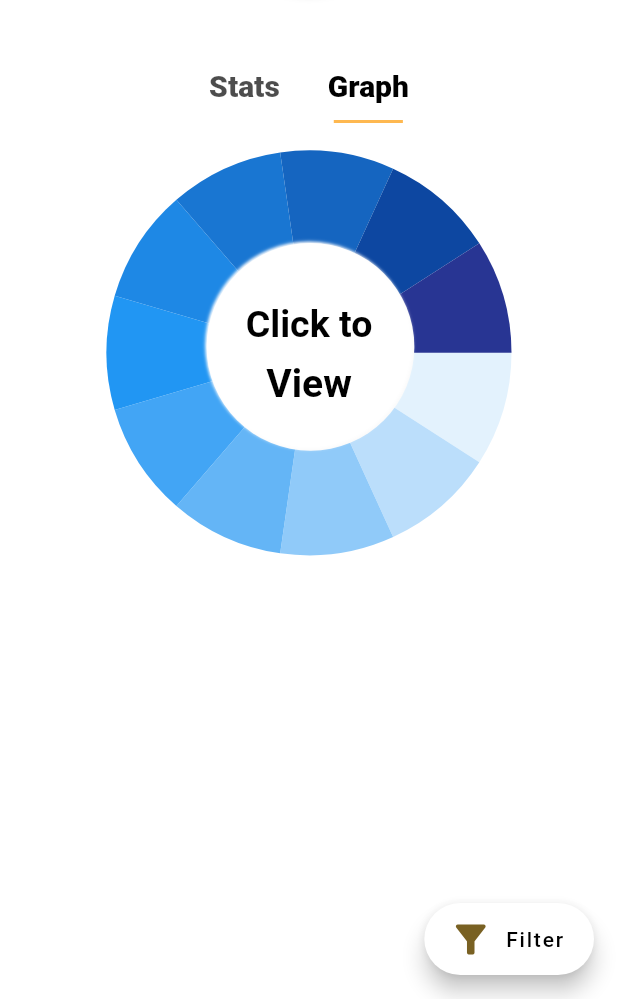
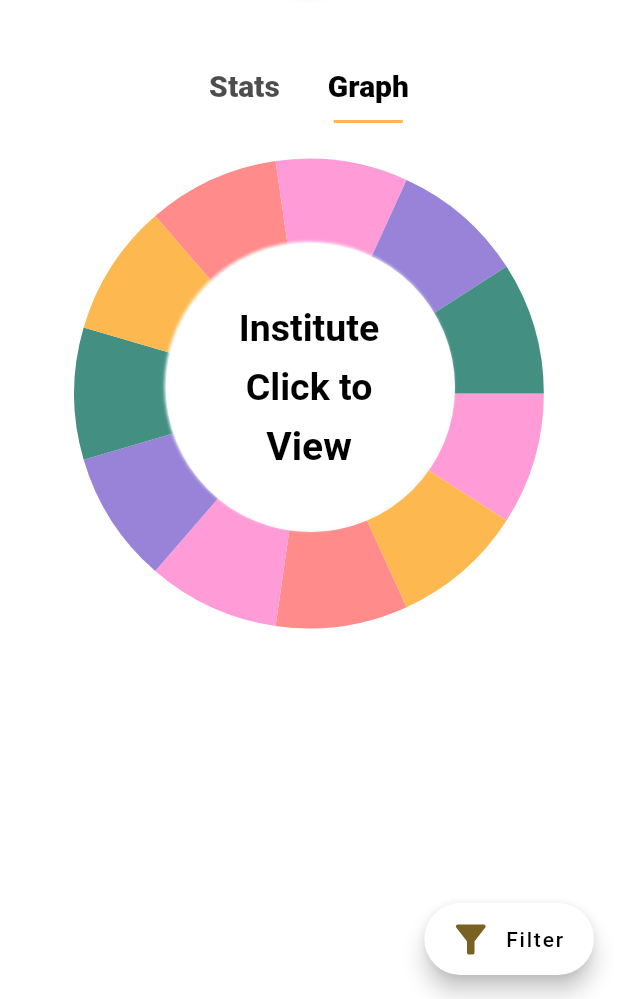
Before and after one commit to PiyushKarmhe/sihapp, a Flutter app: the screen it shows after launch, tab 2 chosen, on a phone screen of 412 x 824 dp, the part 237-1236 px from its top. Run offline on Flutter 3.47's test engine with Material 2 defaults, Android fonts, the phone set to English and light mode, and no system bars; our stand-ins replace custom_radio_grouped_button, fl_chart, flutter_svg, get, shared_preferences, toggle_switch.

Commit message:
changes in pie chart

```diff
--- a/lib/view/widgets/graphs/pie_chart_final.dart
+++ b/lib/view/widgets/graphs/pie_chart_final.dart
@@ -1,6 +1,7 @@
 import 'package:fl_chart/fl_chart.dart';
 import 'package:flutter/material.dart';
 import 'package:flutter/rendering.dart';
+import 'package:sih/config/colors.dart';
 
 class PieChartMid extends StatefulWidget {
   const PieChartMid({Key? key}) : super(key: key);
@@ -16,10 +17,7 @@ class _PieChartMidState extends State<PieChartMid> {
   Color textColor = Colors.black;
 
   List<String> yearReceived = [
-    "2022-23",
-    "2021-22",
-    "2020-21",
-    "2019 -20",
+    "2019-20",
     "2018-19",
     "2017-18",
     "2016-17",
@@ -27,6 +25,10 @@ class _PieChartMidState extends State<PieChartMid> {
     "2014-15",
     "2013-14",
     "2012-13"
+    "2022-23",
+    "2021-22",
+    "2020-21",
+
   ];
 
   List<String> numInstitute = [
@@ -46,7 +48,7 @@ class _PieChartMidState extends State<PieChartMid> {
   @override
   Widget build(BuildContext context) {
     return AspectRatio(
-      aspectRatio: 1.3,
+      aspectRatio: 1.1,
       child: Stack(children: [
         Center(
           child: Padding(
@@ -70,7 +72,6 @@ class _PieChartMidState extends State<PieChartMid> {
                           touchedIndex = pieTouchResponse
                               .touchedSection!.touchedSectionIndex;
                           year = yearReceived[touchedIndex];
-                          // displayInstitute = "Institute";
                           valueInstitute = numInstitute[touchedIndex];
                         });
                       }),
@@ -91,10 +92,8 @@ class _PieChartMidState extends State<PieChartMid> {
           child: Material(
             elevation: 130,
             shadowColor: Colors.transparent,
-            //shadowColor: Colors.red,
             shape: const CircleBorder(side: BorderSide.none),
             child: Container(
-              //color: Colors.red,
               decoration: const BoxDecoration(
                   color: Colors.transparent,
                   shape: BoxShape.circle,
@@ -103,10 +102,6 @@ class _PieChartMidState extends State<PieChartMid> {
                         blurRadius: 1,
                         offset: Offset(-1, -1),
                         color: Colors.white),
-                    // BoxShadow(
-                    //   spreadRadius: -2,
-                    //   blurRadius: 10,
-                    // )
                   ]),
             ),
           ),
@@ -114,6 +109,14 @@ class _PieChartMidState extends State<PieChartMid> {
         Column(
           mainAxisAlignment: MainAxisAlignment.center,
           children: <Widget>[
+            Center(
+              child: Text("Institute",
+              style: TextStyle(
+                color: textColor,
+                fontSize: 25,
+                fontWeight: FontWeight.bold
+              ),)
+            ),
             const SizedBox(
               height: 10,
             ),
@@ -145,27 +148,29 @@ class _PieChartMidState extends State<PieChartMid> {
   }
 
   List<PieChartSectionData> showingSections() {
+    final width = MediaQuery.of(context).size.width;
     return List.generate(11, (i) {
       final isTouched = i == touchedIndex;
       final fontSize = isTouched ? 20.0 : 16.0;
-      final radius = 135.0;
+      final radius = isTouched? width*0.42 : width*0.38;
 
       switch (i) {
         case 0:
           return PieChartSectionData(
-              color: Colors.blue[50],
+              color: AppColor.pink,
               value: 10,
               title: '40%',
-              showTitle: false,
+              showTitle: true,
+              titlePositionPercentageOffset: 20,
               radius: radius,
               titleStyle: TextStyle(
                 fontSize: fontSize,
                 fontWeight: FontWeight.bold,
-                color: Colors.white,
+                color: Colors.black,
               ));
         case 1:
           return PieChartSectionData(
-              color: Colors.blue[100],
+              color: AppColor.yellow,
               value: 10,
               title: '30%',
               showTitle: false,
@@ -177,7 +182,7 @@ class _PieChartMidState extends State<PieChartMid> {
               ));
         case 2:
           return PieChartSectionData(
-              color: Colors.blue[200],
+              color: AppColor.red,
               value: 10,
               title: '16%',
               showTitle: false,
@@ -189,7 +194,7 @@ class _PieChartMidState extends State<PieChartMid> {
               ));
         case 3:
           return PieChartSectionData(
-              color: Colors.blue[300],
+              color: AppColor.pink,
               value: 10,
               title: '15%',
               showTitle: false,
@@ -201,7 +206,7 @@ class _PieChartMidState extends State<PieChartMid> {
               ));
         case 4:
           return PieChartSectionData(
-              color: Colors.blue[400],
+              color: AppColor.purple,
               value: 10,
               title: '15%',
               showTitle: false,
@@ -213,7 +218,7 @@ class _PieChartMidState extends State<PieChartMid> {
               ));
         case 5:
           return PieChartSectionData(
-              color: Colors.blue,
+              color: AppColor.green,
               value: 10,
               title: '15%',
               showTitle: false,
@@ -225,7 +230,7 @@ class _PieChartMidState extends State<PieChartMid> {
               ));
         case 6:
           return PieChartSectionData(
-              color: Colors.blue[600],
+              color: AppColor.yellow,
               value: 10,
               title: '15%',
               showTitle: false,
@@ -237,7 +242,7 @@ class _PieChartMidState extends State<PieChartMid> {
               ));
         case 7:
           return PieChartSectionData(
-              color: Colors.blue[700],
+              color: AppColor.red,
               value: 10,
               title: '15%',
               showTitle: false,
@@ -249,7 +254,7 @@ class _PieChartMidState extends State<PieChartMid> {
               ));
         case 8:
           return PieChartSectionData(
-              color: Colors.blue[800],
+              color: AppColor.pink,
               value: 10,
               title: '15%',
               showTitle: false,
@@ -261,7 +266,7 @@ class _PieChartMidState extends State<PieChartMid> {
               ));
         case 9:
           return PieChartSectionData(
-              color: Colors.blue[900],
+              color: AppColor.purple,
               value: 10,
               title: '15%',
               showTitle: false,
@@ -273,7 +278,7 @@ class _PieChartMidState extends State<PieChartMid> {
               ));
         case 10:
           return PieChartSectionData(
-              color: Colors.indigo[800],
+              color: AppColor.green,
               value: 10,
               title: '15%',
               showTitle: false,
```
Also changed, not shown: lib/view/widgets/graphs/chartview.dart (+0 -16 lines).
